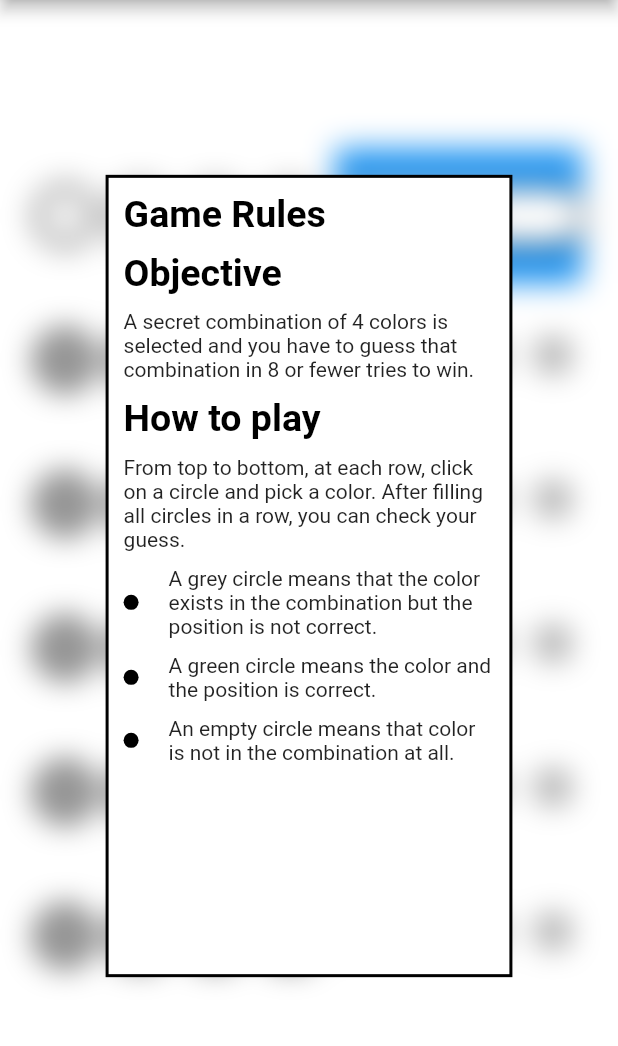
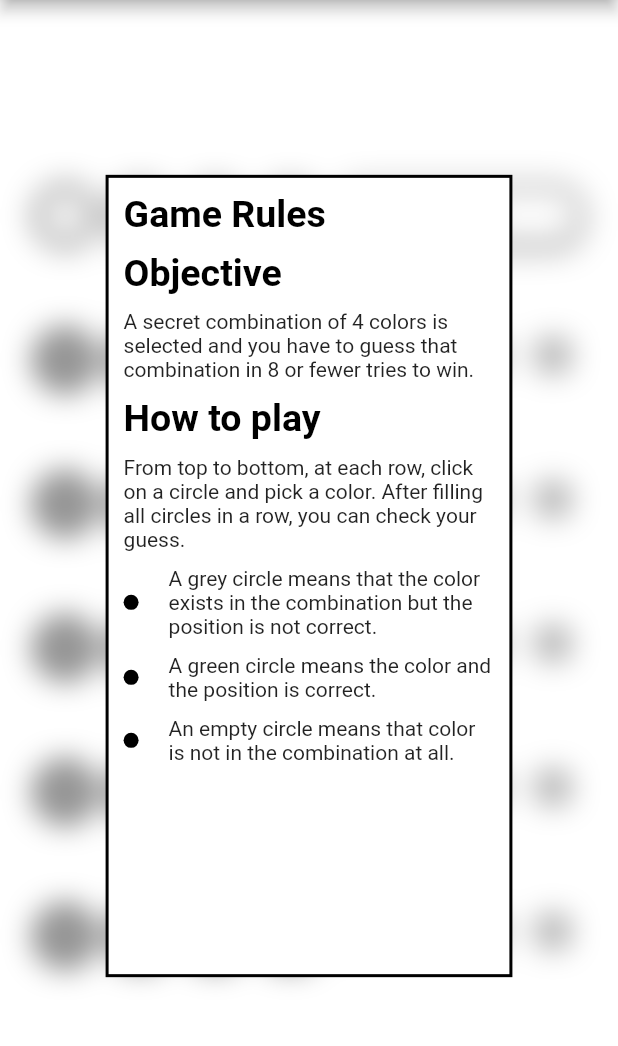
Before and after one commit to ramanverma2k/Mastermind, a Flutter app: the screen it shows after launch, after a tap on the "help" icon, on a phone screen of 412 x 824 dp, the part 84-1130 px from its top. Run offline on Flutter 3.47's test engine with Material 2 defaults, Android fonts, the phone set to English and light mode, and no system bars; our stand-ins replace flutter_riverpod, lottie.

Commit message:
forgot to remove this

```diff
--- a/lib/widgets/hint_board.dart
+++ b/lib/widgets/hint_board.dart
@@ -26,10 +26,7 @@ class HintBoard extends ConsumerWidget {
       children: List.generate(
         6,
         (rowNum) => row == rowNum
-            ? Container(
-                color: Colors.blue,
-                child: const ConfirmButton(),
-              )
+            ? const ConfirmButton()
             : Row(
                 mainAxisAlignment: MainAxisAlignment.center,
                 key: Key('row_$rowNum'),
```
